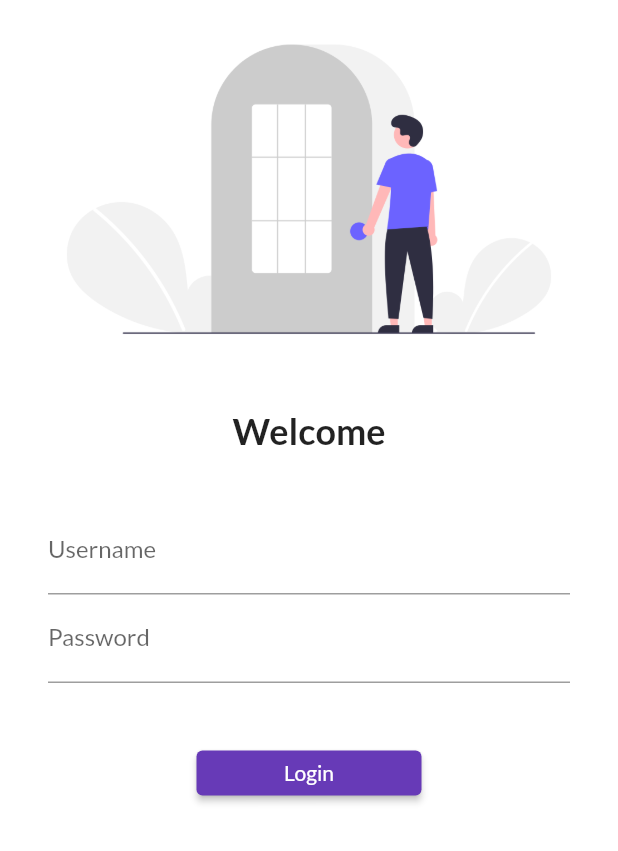
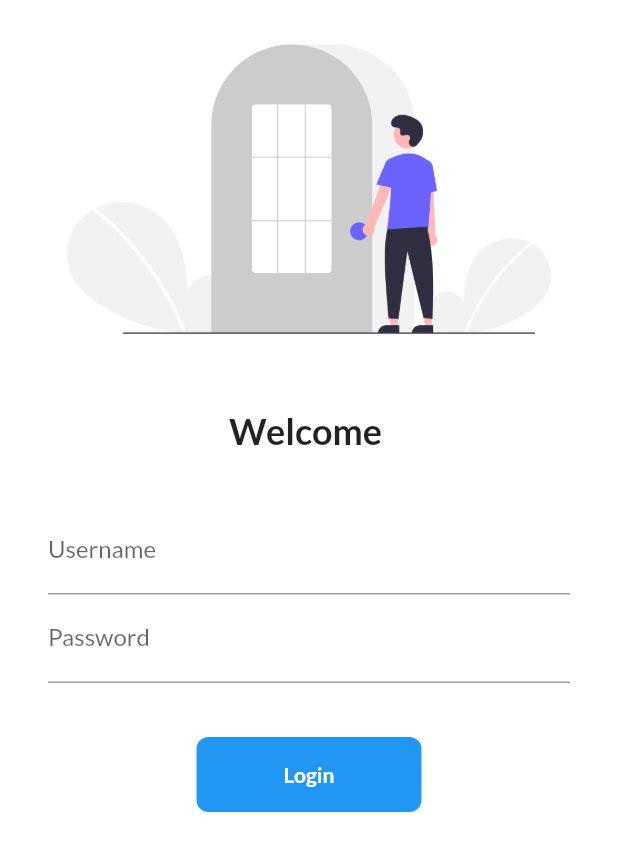
Before and after one commit to angrymiester/Flutter-Login-, a Flutter app: the screen it shows after launch, on a phone screen of 412 x 824 dp. Shown: the top 851 px of the screen. Run offline on Flutter 3.47's test engine with Material 2 defaults, Android fonts, the phone set to English and light mode, and no system bars; our stand-ins replace google_fonts.

Commit message:
Day 6 icon.done future delated container

```diff
--- a/lib/pages/login_page.dart
+++ b/lib/pages/login_page.dart
@@ -1,8 +1,15 @@
 import "package:flutter/material.dart";
 import 'package:flutter_application_1/utils/routes.dart';
 
-class LoginPage extends StatelessWidget {
+class LoginPage extends StatefulWidget {
   @override
+  State<LoginPage> createState() => _LoginPageState();
+}
+
+class _LoginPageState extends State<LoginPage> {
+  @override
+  String name = "";
+  bool changedButton = false;
   Widget build(BuildContext context) {
     return Material(
         color: Colors.white,
@@ -17,7 +24,7 @@ class LoginPage extends StatelessWidget {
                 height: 20.0,
               ),
               Text(
-                "Welcome",
+                "Welcome $name",
                 style: TextStyle(fontSize: 24, fontWeight: FontWeight.bold),
               ),
               SizedBox(
@@ -33,6 +40,10 @@ class LoginPage extends StatelessWidget {
                         hintText: "Username",
                         labelText: "Username",
                       ),
+                      onChanged: (value) {
+                        name = value;
+                        setState(() {});
+                      },
                     ),
                     TextFormField(
                       obscureText: true,
@@ -47,13 +58,45 @@ class LoginPage extends StatelessWidget {
               SizedBox(
                 height: 20.0,
               ),
-              ElevatedButton(
-                child: Text("Login"),
-                style: TextButton.styleFrom(minimumSize: Size(150, 30)),
-                onPressed: () {
+              InkWell(
+                onTap: () async {
+                  setState(() {
+                    changedButton = true;
+                  });
+                  await Future.delayed(Duration(seconds: 1));
                   Navigator.pushNamed(context, Myroutes.homeroute);
                 },
+                child: AnimatedContainer(
+                  duration: Duration(seconds: 1),
+                  height: 50,
+                  width: changedButton ? 50 : 150,
+                  alignment: Alignment.center,
+                  child: changedButton
+                      ? Icon(
+                          Icons.done,
+                          color: Colors.white,
+                        )
+                      : Text(
+                          "Login",
+                          style: TextStyle(
+                            color: Colors.white,
+                            fontWeight: FontWeight.bold,
+                          ),
+                        ),
+                  decoration: BoxDecoration(
+                      color: Colors.blue,
+                      // shape: changedButton?BoxShape.circle:BoxShape.rectangle,
+                      borderRadius:
+                          BorderRadius.circular(changedButton ? 50 : 8)),
+                ),
               )
+              // ElevatedButton(
+              //   child: Text("Login"),
+              //   style: TextButton.styleFrom(minimumSize: Size(150, 30)),
+              //   onPressed: () {
+              //     Navigator.pushNamed(context, Myroutes.homeroute);
+              //   },
+              // )
             ],
           ),
         ));
```
